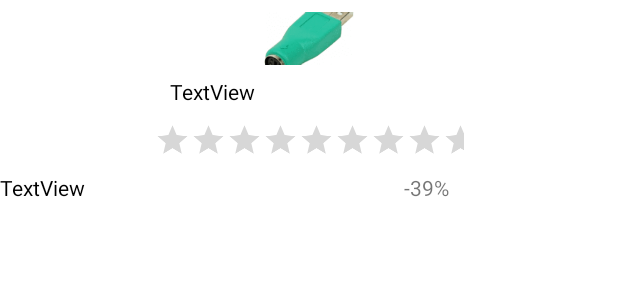
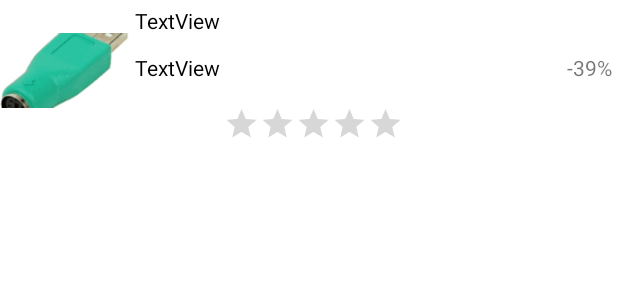
Before and after one commit to taiprovip3/AndroidStudiolab4, an Android app: the layout activity_daycap_item.xml on its own in the app's theme, with its tools: preview values and no code run, on a phone screen of 412 x 824 dp. Shown: the top 300 px of the screen. Run offline under Robolectric (Android 15) with nearby library versions, the phone set to English and light mode, and no system bars.

Commit message:
second cmt

```diff
--- a/app/src/main/java/com/example/androidlab_07_03/lab4/lab4b/Adapater.java
+++ b/app/src/main/java/com/example/androidlab_07_03/lab4/lab4b/Adapater.java
@@ -51,8 +51,8 @@ public class Adapater extends BaseAdapter {
         txtPrice = (TextView) view.findViewById(R.id.capPrice);
 
         DayCap dc = this.dayCaps.get(i);
-        txtName.setText(dc.getNameCap());
-        txtPrice.setText(dc.getPriceCap());
+        txtName.setText(""+dc.getNameCap());
+        txtPrice.setText(""+dc.getPriceCap());
         String idImage = dc.getImageCap();
         switch (idImage){
             case "dauchuyendoi":
--- a/app/src/main/res/layout/activity_daycap_item.xml
+++ b/app/src/main/res/layout/activity_daycap_item.xml
@@ -10,57 +10,63 @@
         android:layout_width="match_parent"
         android:layout_height="wrap_content"
         app:layout_constraintEnd_toEndOf="parent"
+        app:layout_constraintHorizontal_bias="0.0"
         app:layout_constraintStart_toStartOf="parent"
         app:layout_constraintTop_toTopOf="parent">
 
         <ImageView
             android:id="@+id/imageCap"
-            android:layout_width="60dp"
-            android:layout_height="51dp"
-            app:layout_constraintEnd_toEndOf="parent"
-            app:layout_constraintStart_toStartOf="parent"
-            app:layout_constraintTop_toTopOf="parent"
-            app:srcCompat="@drawable/dauchuyendoi" />
+            android:layout_width="86dp"
+            android:layout_height="94dp"
+            app:srcCompat="@drawable/dauchuyendoi"
+            tools:layout_editor_absoluteX="4dp"
+            tools:layout_editor_absoluteY="4dp" />
 
         <TextView
             android:id="@+id/capName"
-            android:layout_width="185dp"
+            android:layout_width="244dp"
             android:layout_height="wrap_content"
+            android:layout_marginStart="4dp"
+            android:layout_marginTop="4dp"
             android:text="TextView"
             android:textColor="#000000"
-            app:layout_constraintEnd_toEndOf="parent"
-            app:layout_constraintStart_toStartOf="parent"
-            app:layout_constraintTop_toBottomOf="@+id/imageCap" />
+            app:layout_constraintStart_toEndOf="@+id/imageCap"
+            app:layout_constraintTop_toTopOf="parent" />
 
         <TextView
             android:id="@+id/txtSale"
             android:layout_width="wrap_content"
             android:layout_height="wrap_content"
-            android:layout_marginStart="100dp"
-            android:layout_marginTop="1dp"
+            android:layout_marginTop="35dp"
+            android:layout_marginEnd="4dp"
             android:text="-39%"
             app:layout_constraintEnd_toEndOf="parent"
-            app:layout_constraintStart_toEndOf="@+id/capPrice"
-            app:layout_constraintTop_toBottomOf="@+id/ratingBar" />
+            app:layout_constraintTop_toTopOf="parent" />
 
         <TextView
             android:id="@+id/capPrice"
             android:layout_width="wrap_content"
             android:layout_height="wrap_content"
-            android:layout_marginTop="1dp"
+            android:layout_marginStart="4dp"
+            android:layout_marginTop="12dp"
             android:text="TextView"
             android:textColor="#000000"
-            app:layout_constraintStart_toStartOf="parent"
-            app:layout_constraintTop_toBottomOf="@+id/ratingBar" />
+            app:layout_constraintStart_toEndOf="@+id/imageCap"
+            app:layout_constraintTop_toBottomOf="@+id/capName" />
 
         <RatingBar
             android:id="@+id/ratingBar"
-            android:layout_width="match_parent"
-            android:layout_height="43dp"
+            android:layout_width="236dp"
+            android:layout_height="48dp"
+            android:layout_marginStart="4dp"
+            android:layout_marginTop="4dp"
+            android:layout_marginEnd="4dp"
+            android:numStars="5"
             android:scaleX="0.5"
             android:scaleY="0.5"
             app:layout_constraintEnd_toEndOf="parent"
-            app:layout_constraintStart_toStartOf="parent"
-            app:layout_constraintTop_toBottomOf="@+id/capName" />
+            app:layout_constraintHorizontal_bias="0.0"
+            app:layout_constraintStart_toEndOf="@+id/imageCap"
+            app:layout_constraintTop_toBottomOf="@+id/capPrice" />
     </androidx.constraintlayout.widget.ConstraintLayout>
 </androidx.constraintlayout.widget.ConstraintLayout>
```
Also changed, not shown: app/src/main/AndroidManifest.xml (+2 -5 lines), app/src/main/java/com/example/androidlab_07_03/lab4/lab4b/MainActivity.java (+5 -5 lines), app/src/main/res/layout/activity_daycap_main.xml (+9 -6 lines).
